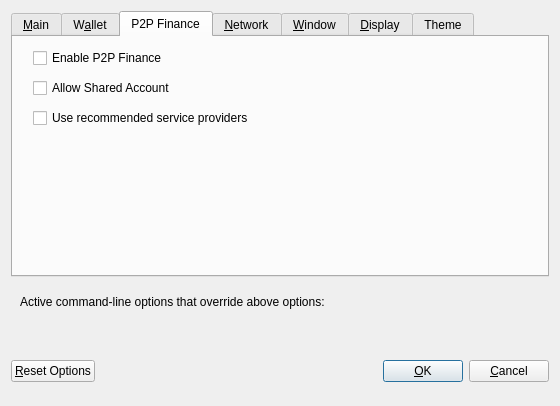
Above: src/qt/forms/optionsdialog.ui from thelonecrouton/bitcredit before the change. Below: the same form after it.
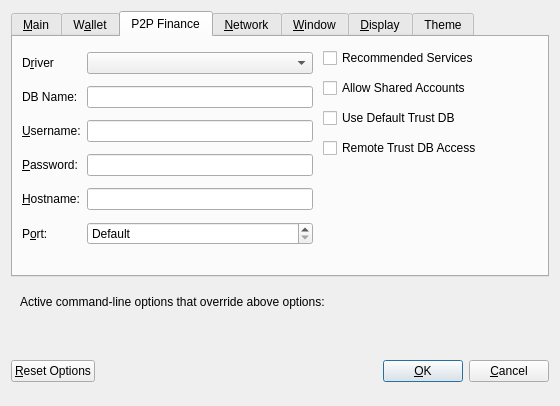
That is the form after the change. The open tabs and pages were chosen to show the change. Custom widgets are drawn as their Qt base class.

```diff
--- a/src/qt/forms/optionsdialog.ui
+++ b/src/qt/forms/optionsdialog.ui
@@ -288,28 +288,12 @@
       <attribute name="title">
        <string>P2P Finance</string>
       </attribute>
-      <widget class="QCheckBox" name="P2PFeatures">
-       <property name="geometry">
-        <rect>
-         <x>20</x>
-         <y>10</y>
-         <width>494</width>
-         <height>22</height>
-        </rect>
-       </property>
-       <property name="toolTip">
-        <string>Whether to show coin control features or not.</string>
-       </property>
-       <property name="text">
-        <string>Enable P2P Finance</string>
-       </property>
-      </widget>
       <widget class="QCheckBox" name="sharedaccounts">
        <property name="geometry">
         <rect>
-         <x>20</x>
+         <x>310</x>
          <y>40</y>
-         <width>494</width>
+         <width>181</width>
          <height>22</height>
         </rect>
        </property>
@@ -317,15 +301,135 @@
         <string>Whether to show coin control features or not.</string>
        </property>
        <property name="text">
-        <string>Allow Shared Account</string>
+        <string>Allow Shared Accounts</string>
        </property>
       </widget>
       <widget class="QCheckBox" name="recommendedservices">
        <property name="geometry">
         <rect>
-         <x>20</x>
+         <x>310</x>
+         <y>10</y>
+         <width>191</width>
+         <height>22</height>
+        </rect>
+       </property>
+       <property name="toolTip">
+        <string>Whether to show coin control features or not.</string>
+       </property>
+       <property name="text">
+        <string>Recommended Services</string>
+       </property>
+      </widget>
+      <widget class="QWidget" name="gridLayoutWidget">
+       <property name="geometry">
+        <rect>
+         <x>9</x>
+         <y>9</y>
+         <width>291</width>
+         <height>211</height>
+        </rect>
+       </property>
+       <layout class="QGridLayout" name="gridLayout">
+        <item row="2" column="0">
+         <widget class="QLabel" name="textLabel4">
+          <property name="text">
+           <string>&amp;Username:</string>
+          </property>
+          <property name="buddy">
+           <cstring>editUsername</cstring>
+          </property>
+         </widget>
+        </item>
+        <item row="2" column="1">
+         <widget class="QLineEdit" name="editUsername"/>
+        </item>
+        <item row="6" column="0">
+         <widget class="QLabel" name="textLabel5_2">
+          <property name="text">
+           <string>P&amp;ort:</string>
+          </property>
+          <property name="buddy">
+           <cstring>portSpinBox</cstring>
+          </property>
+         </widget>
+        </item>
+        <item row="0" column="0">
+         <widget class="QLabel" name="textLabel2">
+          <property name="text">
+           <string>D&amp;river</string>
+          </property>
+          <property name="buddy">
+           <cstring>comboDriver</cstring>
+          </property>
+         </widget>
+        </item>
+        <item row="3" column="1">
+         <widget class="QLineEdit" name="editPassword">
+          <property name="echoMode">
+           <enum>QLineEdit::Password</enum>
+          </property>
+         </widget>
+        </item>
+        <item row="6" column="1">
+         <widget class="QSpinBox" name="portSpinBox">
+          <property name="specialValueText">
+           <string>Default</string>
+          </property>
+          <property name="minimum">
+           <number>-1</number>
+          </property>
+          <property name="maximum">
+           <number>65535</number>
+          </property>
+          <property name="value">
+           <number>-1</number>
+          </property>
+         </widget>
+        </item>
+        <item row="0" column="1">
+         <widget class="QComboBox" name="comboDriver"/>
+        </item>
+        <item row="1" column="0">
+         <widget class="QLabel" name="textLabel3">
+          <property name="text">
+           <string>DB Name:</string>
+          </property>
+         </widget>
+        </item>
+        <item row="3" column="0">
+         <widget class="QLabel" name="textLabel4_2">
+          <property name="text">
+           <string>&amp;Password:</string>
+          </property>
+          <property name="buddy">
+           <cstring>editPassword</cstring>
+          </property>
+         </widget>
+        </item>
+        <item row="4" column="0">
+         <widget class="QLabel" name="textLabel5">
+          <property name="text">
+           <string>&amp;Hostname:</string>
+          </property>
+          <property name="buddy">
+           <cstring>editHostname</cstring>
+          </property>
+         </widget>
+        </item>
+        <item row="4" column="1">
+         <widget class="QLineEdit" name="editHostname"/>
+        </item>
+        <item row="1" column="1">
+         <widget class="QLineEdit" name="editDatabase"/>
+        </item>
+       </layout>
+      </widget>
+      <widget class="QCheckBox" name="useDefaultDatabase">
+       <property name="geometry">
+        <rect>
+         <x>310</x>
          <y>70</y>
-         <width>494</width>
+         <width>191</width>
          <height>22</height>
         </rect>
        </property>
@@ -333,7 +437,29 @@
         <string>Whether to show coin control features or not.</string>
        </property>
        <property name="text">
-        <string>Use recommended service providers</string>
+        <string>Use Default Trust DB </string>
+       </property>
+       <property name="checked">
+        <bool>false</bool>
+       </property>
+       <property name="tristate">
+        <bool>false</bool>
+       </property>
+      </widget>
+      <widget class="QCheckBox" name="remoteTrustDB">
+       <property name="geometry">
+        <rect>
+         <x>310</x>
+         <y>100</y>
+         <width>221</width>
+         <height>22</height>
+        </rect>
+       </property>
+       <property name="toolTip">
+        <string>Whether to show coin control features or not.</string>
+       </property>
+       <property name="text">
+        <string>Remote Trust DB Access</string>
        </property>
       </widget>
      </widget>
```
Left out of the diff: 4 changed lines with no effect on the pictures.
